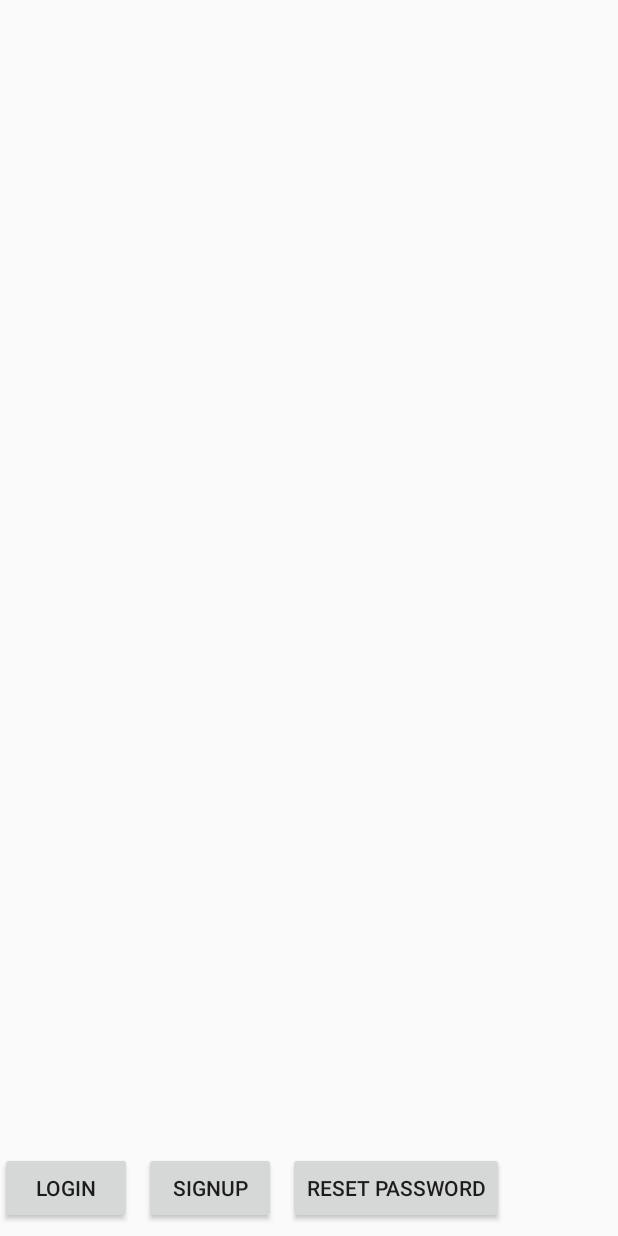
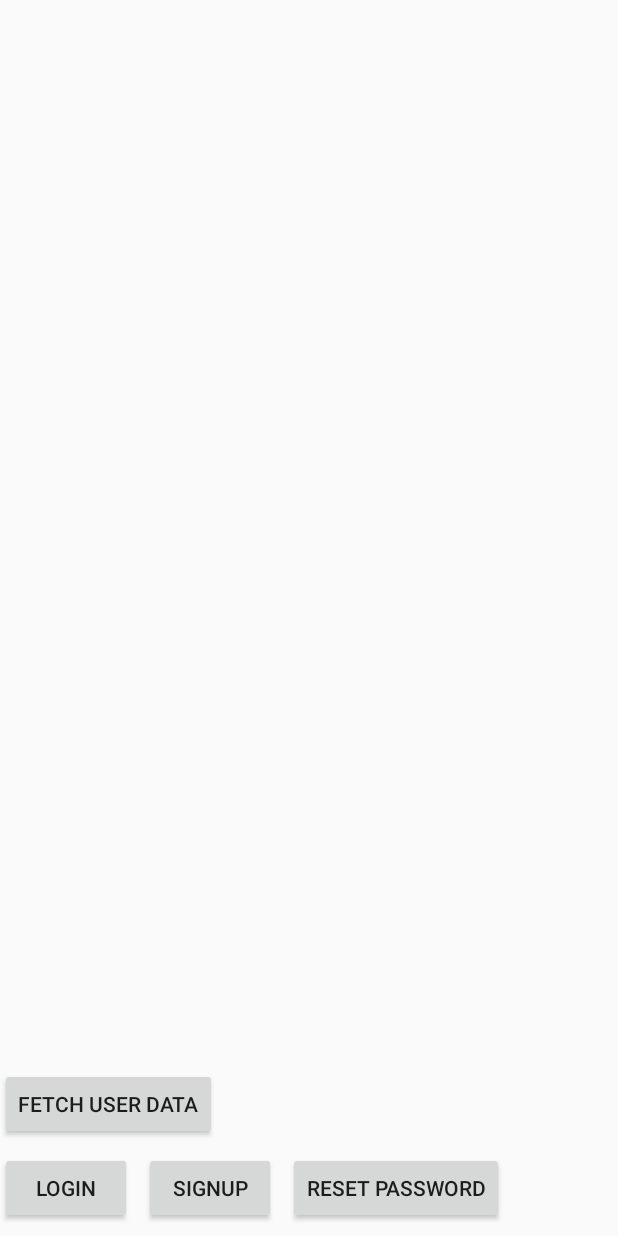
Before and after one commit to Vrungel322/Drills, an Android app: the layout activity_main.xml on its own in the app's theme, with its tools: preview values and no code run, on a phone screen of 412 x 824 dp. Run offline under Robolectric (Android 15) with nearby library versions, the phone set to English and light mode, and no system bars.

Commit message:
Create User Singleton

```diff
--- a/app/src/main/java/com/udtech/drills/data/DataManager.java
+++ b/app/src/main/java/com/udtech/drills/data/DataManager.java
@@ -3,7 +3,7 @@ package com.udtech.drills.data;
 import com.udtech.drills.data.local.PreferencesHelper;
 import com.udtech.drills.data.remote.RestApi;
 import com.udtech.drills.data.remote.login.User;
-import com.udtech.drills.data.remote.signUp.SignUpResetBody;
+import com.udtech.drills.data.remote.signUp_Reset.SignUpResetBody;
 import okhttp3.Credentials;
 import retrofit2.Response;
 import rx.Observable;
--- a/app/src/main/java/com/udtech/drills/data/model/DrillsApi.java
+++ b/app/src/main/java/com/udtech/drills/data/model/DrillsApi.java
@@ -1,7 +1,7 @@
 package com.udtech.drills.data.model;
 
 import com.udtech.drills.data.remote.login.User;
-import com.udtech.drills.data.remote.signUp.SignUpResetBody;
+import com.udtech.drills.data.remote.signUp_Reset.SignUpResetBody;
 import retrofit2.Response;
 import retrofit2.http.Field;
 import retrofit2.http.FormUrlEncoded;
--- a/app/src/main/java/com/udtech/drills/data/remote/RestApi.java
+++ b/app/src/main/java/com/udtech/drills/data/remote/RestApi.java
@@ -2,7 +2,7 @@ package com.udtech.drills.data.remote;
 
 import com.udtech.drills.data.model.DrillsApi;
 import com.udtech.drills.data.remote.login.User;
-import com.udtech.drills.data.remote.signUp.SignUpResetBody;
+import com.udtech.drills.data.remote.signUp_Reset.SignUpResetBody;
 import retrofit2.Response;
 import rx.Observable;
 
--- a/app/src/main/java/com/udtech/drills/data/remote/signUp/SignUpResetBody.java
+++ b/app/src/main/java/com/udtech/drills/data/remote/signUp_Reset/SignUpResetBody.java
@@ -1,4 +1,4 @@
-package com.udtech.drills.data.remote.signUp;
+package com.udtech.drills.data.remote.signUp_Reset;
 
 import com.google.gson.annotations.Expose;
 import com.google.gson.annotations.SerializedName;
--- a/app/src/main/java/com/udtech/drills/di/modules/AppModule.java
+++ b/app/src/main/java/com/udtech/drills/di/modules/AppModule.java
@@ -3,6 +3,7 @@ package com.udtech.drills.di.modules;
 import android.app.Application;
 import android.content.Context;
 import com.udtech.drills.base.Navigator;
+import com.udtech.drills.data.remote.login.User;
 import com.udtech.drills.utils.RxBus;
 import dagger.Module;
 import dagger.Provides;
@@ -31,4 +32,6 @@ import javax.inject.Singleton;
   @Provides @Singleton public Navigator provideNavigator() {
     return new Navigator();
   }
+
+  @Provides @Singleton public User provideUser(){return new User();}
 }
--- a/app/src/main/java/com/udtech/drills/feature/start_point/presenters/MainActivityPresenter.java
+++ b/app/src/main/java/com/udtech/drills/feature/start_point/presenters/MainActivityPresenter.java
@@ -4,7 +4,8 @@ import com.arellomobile.mvp.InjectViewState;
 import com.udtech.drills.App;
 import com.udtech.drills.base.BasePresenter;
 import com.udtech.drills.data.DataManager;
-import com.udtech.drills.data.remote.signUp.SignUpResetBody;
+import com.udtech.drills.data.remote.login.User;
+import com.udtech.drills.data.remote.signUp_Reset.SignUpResetBody;
 import com.udtech.drills.feature.start_point.views.IMainActivityView;
 import com.udtech.drills.utils.ThreadSchedulers;
 import javax.inject.Inject;
@@ -18,6 +19,7 @@ import timber.log.Timber;
 @InjectViewState public class MainActivityPresenter extends BasePresenter<IMainActivityView> {
 
   @Inject DataManager mDataManager;
+  @Inject User mUser;
 
   @Override protected void inject() {
     App.getAppComponent().inject(this);
@@ -32,6 +34,7 @@ import timber.log.Timber;
         .compose(ThreadSchedulers.applySchedulers())
         .subscribe(userResponse -> {
           if (userResponse.code() == 200) {
+            mUser = userResponse.body();
             getViewState().showBody(userResponse.body().toString());
           }
         }, Timber::e);
--- a/app/src/main/res/layout/activity_main.xml
+++ b/app/src/main/res/layout/activity_main.xml
@@ -42,5 +42,15 @@
       app:layout_constraintBottom_toBottomOf="parent"
       android:layout_marginBottom="8dp"
       />
+  <Button
+      android:id="@+id/bbFetchUserData"
+      android:layout_width="wrap_content"
+      android:layout_height="wrap_content"
+      android:text="Fetch User Data"
+      android:layout_marginBottom="8dp"
+      app:layout_constraintBottom_toTopOf="@+id/bLogin"
+      android:layout_marginLeft="0dp"
+      app:layout_constraintLeft_toLeftOf="parent"
+      />
 
 </android.support.constraint.ConstraintLayout>
```
